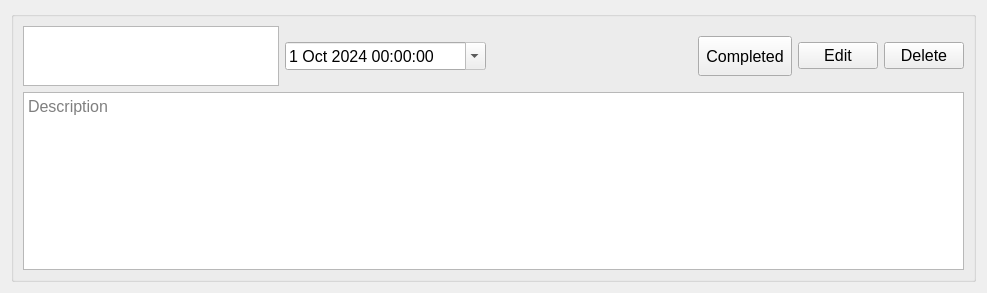
BadrGello/Task-Management-App, file App/taskWidget.ui: the form before one commit.
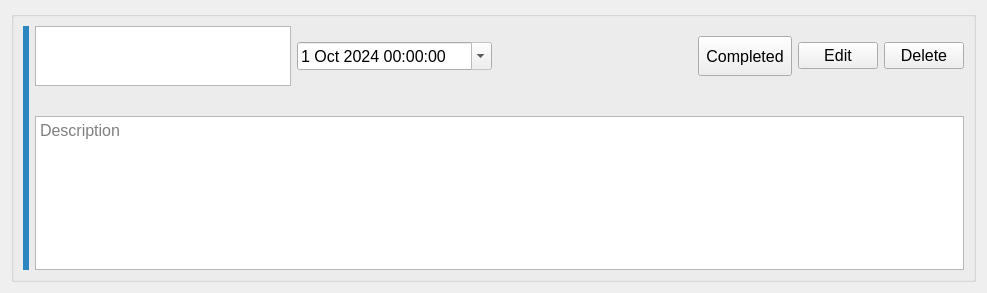
The form after the commit.

Commit message: Added a vertical line visual for priority

Patch:
```diff
--- a/App/taskWidget.ui
+++ b/App/taskWidget.ui
@@ -28,7 +28,7 @@
      <property name="maximumSize">
       <size>
        <width>16777215</width>
-       <height>500</height>
+       <height>380</height>
       </size>
      </property>
      <property name="font">
@@ -40,7 +40,7 @@
       <string/>
      </property>
      <layout class="QGridLayout" name="gridLayout">
-      <item row="0" column="3">
+      <item row="0" column="4">
        <layout class="QHBoxLayout" name="horizontalLayout_2">
         <item>
          <widget class="QToolButton" name="taskCompletetoolButton">
@@ -83,37 +83,33 @@
         </item>
        </layout>
       </item>
-      <item row="5" column="0" colspan="4">
-       <widget class="QPlainTextEdit" name="taskDescPlainTextEdit">
+      <item row="0" column="2">
+       <widget class="QDateTimeEdit" name="taskDateTimeEdit">
         <property name="maximumSize">
          <size>
-          <width>16777215</width>
-          <height>300</height>
+          <width>250</width>
+          <height>16777215</height>
          </size>
         </property>
-        <property name="font">
-         <font>
-          <pointsize>12</pointsize>
-         </font>
-        </property>
-        <property name="lineWidth">
-         <number>1</number>
-        </property>
-        <property name="sizeAdjustPolicy">
-         <enum>QAbstractScrollArea::AdjustIgnored</enum>
-        </property>
         <property name="readOnly">
          <bool>true</bool>
         </property>
-        <property name="cursorWidth">
-         <number>1</number>
+        <property name="dateTime">
+         <datetime>
+          <hour>0</hour>
+          <minute>0</minute>
+          <second>0</second>
+          <year>2024</year>
+          <month>10</month>
+          <day>1</day>
+         </datetime>
         </property>
-        <property name="placeholderText">
-         <string>Description</string>
+        <property name="calendarPopup">
+         <bool>true</bool>
         </property>
        </widget>
       </item>
-      <item row="0" column="0">
+      <item row="0" column="1">
        <layout class="QHBoxLayout" name="taskQHBoxLayout">
         <item>
          <widget class="QPlainTextEdit" name="taskTitlePlainTextEdit">
@@ -156,29 +152,63 @@
         </item>
        </layout>
       </item>
-      <item row="0" column="1">
-       <widget class="QDateTimeEdit" name="taskDateTimeEdit">
+      <item row="5" column="1" colspan="4">
+       <widget class="QPlainTextEdit" name="taskDescPlainTextEdit">
         <property name="maximumSize">
          <size>
-          <width>250</width>
-          <height>16777215</height>
+          <width>16777215</width>
+          <height>300</height>
          </size>
         </property>
+        <property name="font">
+         <font>
+          <pointsize>12</pointsize>
+         </font>
+        </property>
+        <property name="lineWidth">
+         <number>1</number>
+        </property>
+        <property name="sizeAdjustPolicy">
+         <enum>QAbstractScrollArea::AdjustIgnored</enum>
+        </property>
         <property name="readOnly">
          <bool>true</bool>
         </property>
-        <property name="dateTime">
-         <datetime>
-          <hour>0</hour>
-          <minute>0</minute>
-          <second>0</second>
-          <year>2024</year>
-          <month>10</month>
-          <day>1</day>
-         </datetime>
+        <property name="cursorWidth">
+         <number>1</number>
         </property>
-        <property name="calendarPopup">
-         <bool>true</bool>
+        <property name="placeholderText">
+         <string>Description</string>
+        </property>
+       </widget>
+      </item>
+      <item row="0" column="0" rowspan="6">
+       <widget class="Line" name="taskPriorityLine">
+        <property name="minimumSize">
+         <size>
+          <width>6</width>
+          <height>0</height>
+         </size>
+        </property>
+        <property name="maximumSize">
+         <size>
+          <width>16777215</width>
+          <height>16777215</height>
+         </size>
+        </property>
+        <property name="styleSheet">
+         <string notr="true">color: #2e86c1;         /* Line color */
+width: 6px;            /* Line width */
+border: 6px solid #2e86c1;</string>
+        </property>
+        <property name="lineWidth">
+         <number>6</number>
+        </property>
+        <property name="midLineWidth">
+         <number>6</number>
+        </property>
+        <property name="orientation">
+         <enum>Qt::Vertical</enum>
         </property>
        </widget>
       </item>
```
The commit also changes 1 other file.
